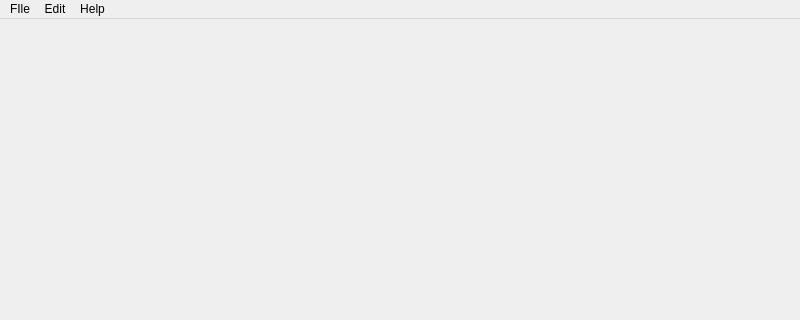
Old version of the form src/mainwindow.ui in the repository cfrankb/ssv2-mapedit-qt; both pictures show x 0 to 800 and y 0 to 320 of the 800 by 600 pixel window.
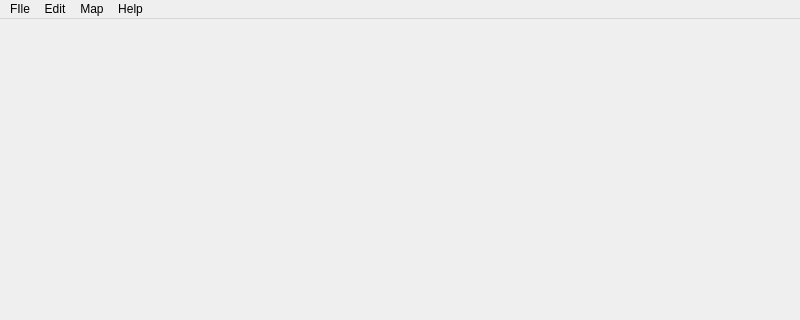
New version of the form.

The edit to the form file:
```diff
--- a/src/mainwindow.ui
+++ b/src/mainwindow.ui
@@ -53,8 +53,16 @@
     <addaction name="actionHelp_About"/>
     <addaction name="actionHelp_About_Qt"/>
    </widget>
+   <widget class="QMenu" name="menuMap">
+    <property name="title">
+     <string>Map</string>
+    </property>
+    <addaction name="actionMap_Previous"/>
+    <addaction name="actionMap_Next"/>
+   </widget>
    <addaction name="menuFIle"/>
    <addaction name="menuEdit"/>
+   <addaction name="menuMap"/>
    <addaction name="menuAbout"/>
   </widget>
   <widget class="QStatusBar" name="statusbar"/>
```
Left out of the diff: 59 changed lines with no effect on the pictures.
